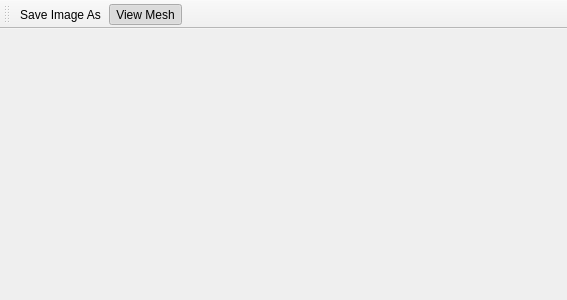
Qt form src/mainwindow.ui (ethiago/triquadgl) before a commit.
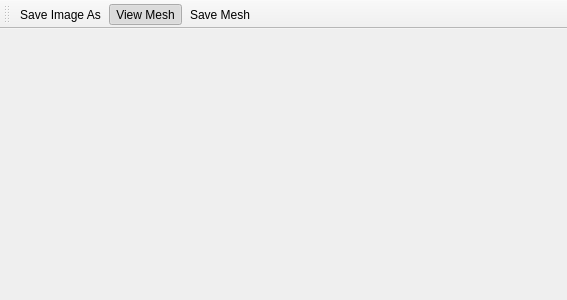
The same form after that commit.

Patch:
```diff
--- a/src/mainwindow.ui
+++ b/src/mainwindow.ui
@@ -40,6 +40,7 @@
    </attribute>
    <addaction name="actionSaveImageAs"/>
    <addaction name="actionView_Mesh"/>
+   <addaction name="actionSave_Mesh"/>
   </widget>
   <action name="actionSaveImageAs">
    <property name="text">
@@ -60,6 +61,11 @@
     <string>View Mesh</string>
    </property>
   </action>
+  <action name="actionSave_Mesh">
+   <property name="text">
+    <string>Save Mesh</string>
+   </property>
+  </action>
  </widget>
  <layoutdefault spacing="6" margin="11"/>
  <resources/>
```
